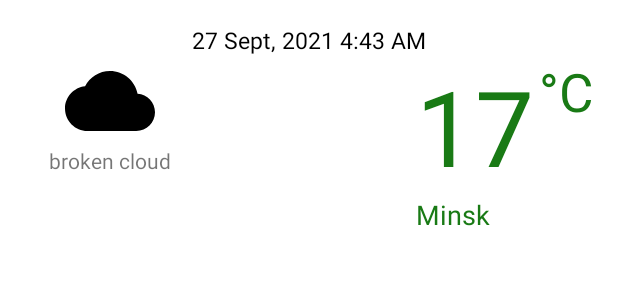
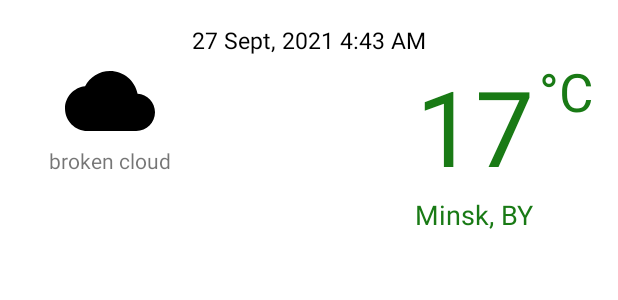
Before and after one commit to HowDidUGetOutOfBounds/WeatherApp, an Android app: the layout layout_weather_basic.xml on its own in the app's theme, with its tools: preview values and no code run, on a phone screen of 412 x 824 dp. Shown: the top 300 px of the screen. Run offline under Robolectric (Android 15) with nearby library versions, the phone set to English and light mode, and no system bars.

Commit message:
finally removed all manual DI, some ui fixies

```diff
--- a/app/src/main/java/com/example/weatherapp/Utills.kt
+++ b/app/src/main/java/com/example/weatherapp/Utills.kt
@@ -14,7 +14,7 @@ object Cities{
         "Vitebsk", //6
         "Gomel", //7
         "Moscow", //8
-        "Vilnuis", //9
+        "Vilnius", //9
         "Kyiv", //10
         "Warsaw", //11
         "Riga" //12
--- a/app/src/main/java/com/example/weatherapp/di/AppComponent.kt
+++ b/app/src/main/java/com/example/weatherapp/di/AppComponent.kt
@@ -1,6 +1,7 @@
 package com.example.weatherapp.di
 
 import android.content.Context
+import com.example.weatherapp.view.MainActivity
 import com.example.weatherapp.view.SettingsMainFragment
 import com.example.weatherapp.view.WeatherMainInfoFragment
 import dagger.BindsInstance
@@ -18,4 +19,5 @@ interface AppComponent {
 
     fun inject(fragment: WeatherMainInfoFragment)
     fun inject(fragment: SettingsMainFragment)
+    fun inject(activity: MainActivity)
 }
--- a/app/src/main/java/com/example/weatherapp/view/SettingsMainFragment.kt
+++ b/app/src/main/java/com/example/weatherapp/view/SettingsMainFragment.kt
@@ -15,7 +15,6 @@ import com.example.weatherapp.R
 import com.example.weatherapp.databinding.FragmentSettingsMainBinding
 import com.example.weatherapp.setTheme
 import com.example.weatherapp.viewmodel.MainActivityViewModel
-import com.example.weatherapp.viewmodel.MainActivityViewModelFactory
 import javax.inject.Inject
 
 
--- a/app/src/main/java/com/example/weatherapp/view/WeatherMainInfoFragment.kt
+++ b/app/src/main/java/com/example/weatherapp/view/WeatherMainInfoFragment.kt
@@ -4,8 +4,6 @@ import android.os.Bundle
 import android.view.*
 import androidx.fragment.app.Fragment
 import androidx.lifecycle.Observer
-import androidx.lifecycle.ViewModelProvider
-import androidx.lifecycle.ViewModelProviders
 import androidx.navigation.fragment.findNavController
 import com.bumptech.glide.Glide
 import com.example.weatherapp.MyApplication
@@ -13,7 +11,6 @@ import com.example.weatherapp.R
 import com.example.weatherapp.data_class.WeatherData
 import com.example.weatherapp.databinding.FragmentWeatherMainInfoBinding
 import com.example.weatherapp.viewmodel.MainActivityViewModel
-import com.example.weatherapp.viewmodel.MainActivityViewModelFactory
 import javax.inject.Inject
 
 
--- a/app/src/main/res/layout/layout_weather_basic.xml
+++ b/app/src/main/res/layout/layout_weather_basic.xml
@@ -43,9 +43,10 @@
         android:layout_height="wrap_content"
         android:textColor="@color/main_200"
         android:textSize="18sp"
-        app:layout_constraintStart_toStartOf="@+id/tv_temperature"
+        android:layout_marginEnd="40dp"
+        app:layout_constraintEnd_toEndOf="parent"
         app:layout_constraintTop_toBottomOf="@id/tv_temperature"
-        tools:text="Minsk" />
+        tools:text="Minsk, BY" />
 
     <androidx.constraintlayout.widget.Guideline
         android:id="@+id/guideline"
```
Also changed, not shown: app/src/main/java/com/example/weatherapp/MyApplication.kt (+6 -6 lines), app/src/main/java/com/example/weatherapp/view/MainActivity.kt (+7 -5 lines), app/src/main/java/com/example/weatherapp/viewmodel/MainActivityViewModelFactory.kt (+5 -5 lines).
